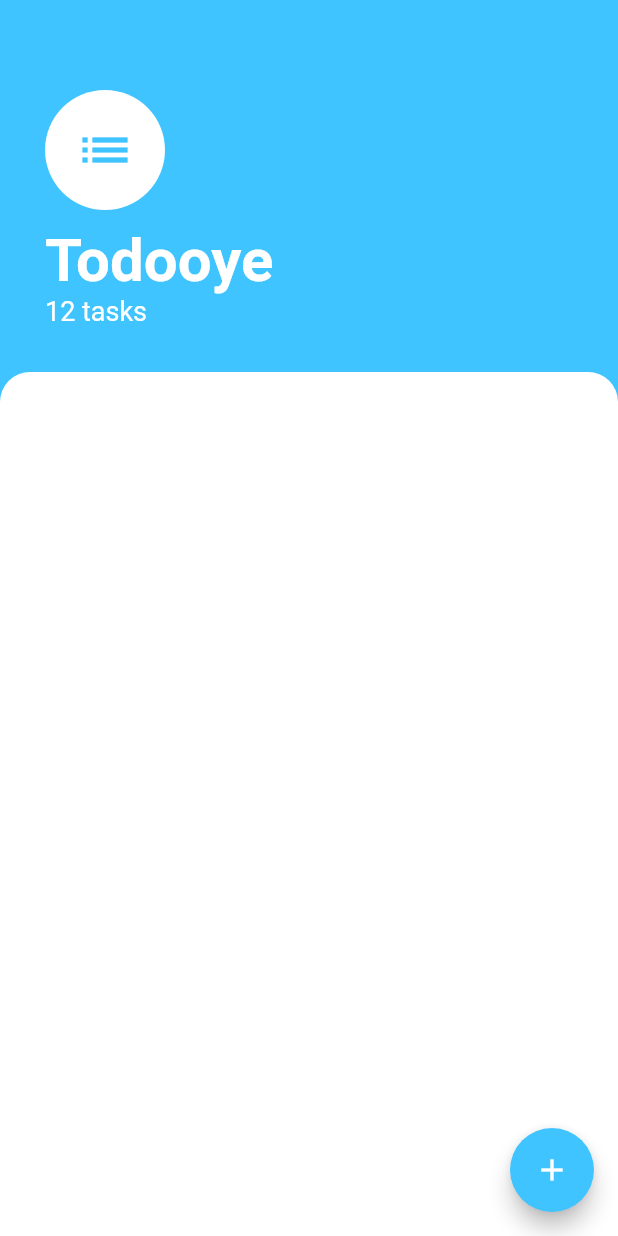
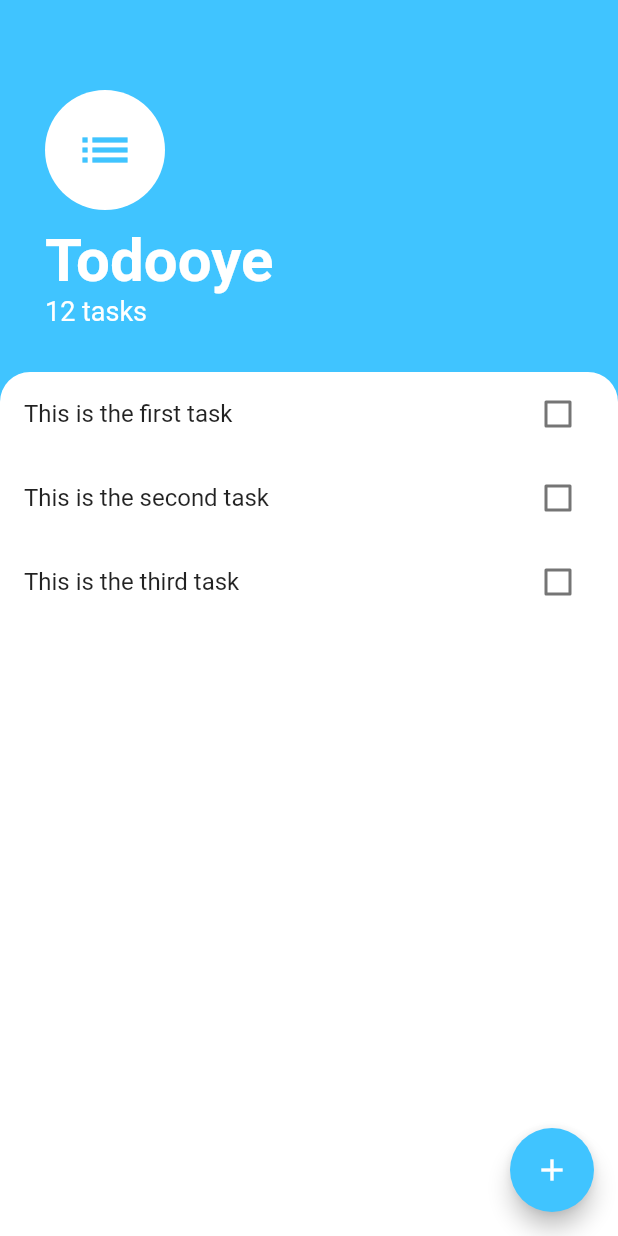
Before and after one commit to kamalx/todooye, a Flutter app: the screen it shows after launch, on a phone screen of 412 x 824 dp. Run offline on Flutter 3.47's test engine with Material 2 defaults, Android fonts, the phone set to English and light mode, and no system bars.

Commit message:
add some custom widgets with mock data
this nicely demonstrates how the
elements will look and how much space
they'll occupy

```diff
--- a/lib/screens/tasks_screen.dart
+++ b/lib/screens/tasks_screen.dart
@@ -1,6 +1,6 @@
 import 'dart:ui';
-
 import 'package:flutter/material.dart';
+import 'package:todooye/widgets/tasklist.dart';
 
 class TasksScreen extends StatelessWidget {
   @override
@@ -55,6 +55,7 @@ class TasksScreen extends StatelessWidget {
               ],
             ),
           ),
+          // the actual list
           Expanded(
             child: Container(
               decoration: BoxDecoration(
@@ -64,6 +65,7 @@ class TasksScreen extends StatelessWidget {
                   topRight: Radius.circular(20),
                 ),
               ),
+              child: TaskList(),
             ),
           ),
         ],
--- /dev/null
+++ b/lib/widgets/tasklist.dart
@@ -0,0 +1,18 @@
+import 'package:flutter/material.dart';
+import 'package:todooye/widgets/tasktile.dart';
+
+class TaskList extends StatelessWidget {
+  @override
+  Widget build(BuildContext context) {
+    return ListView(
+      children: [
+        TaskTile(title: 'This is the first task'),
+        TaskTile(title: 'This is the second task'),
+        TaskTile(title: 'This is the third task'),
+        // Text('This is our Item number 1'),
+        // Text('This is our Item number 2'),
+        // Text('This is our Item number 3'),
+      ],
+    );
+  }
+}
--- /dev/null
+++ b/lib/widgets/tasktile.dart
@@ -0,0 +1,19 @@
+import 'package:flutter/material.dart';
+
+class TaskTile extends StatelessWidget {
+  final String title;
+  TaskTile({
+    @required this.title,
+  });
+
+  @override
+  Widget build(BuildContext context) {
+    return ListTile(
+      title: Text(title),
+      trailing: Checkbox(
+        value: false,
+        onChanged: (v) {},
+      ),
+    );
+  }
+}
```
